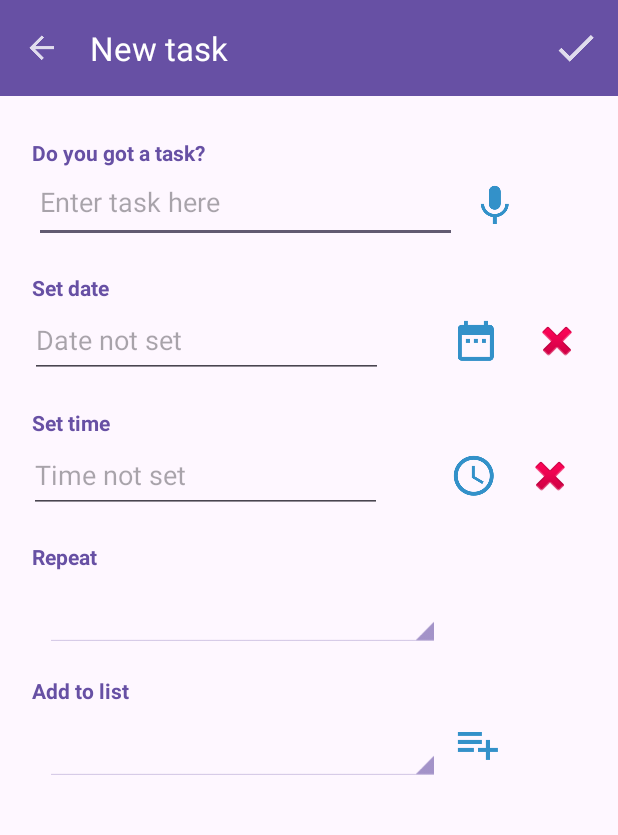
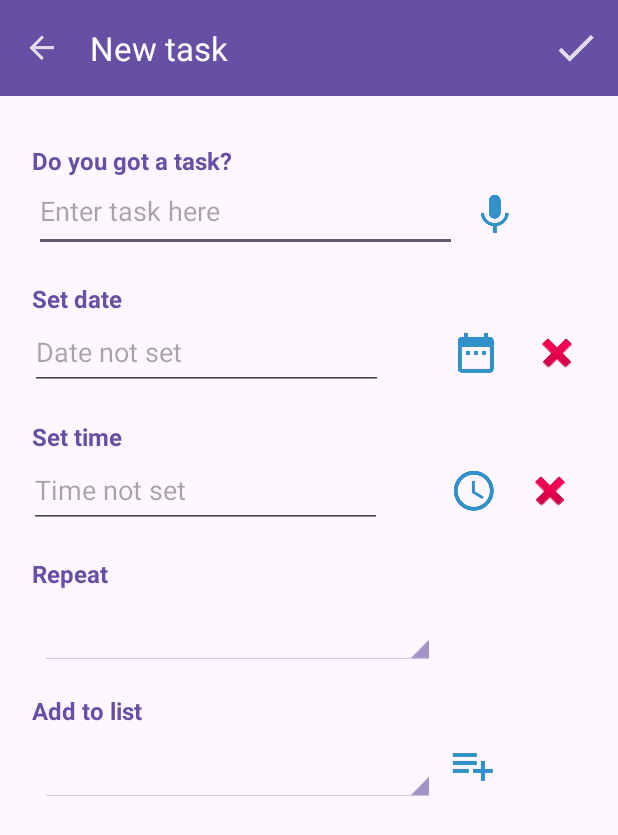
Before and after one commit to NikitaZhebinDev/organizer_rebirth, an Android app built with Jetpack Compose: the NewTaskActivity screen opened directly, with no data from a screen before it, on a phone screen of 412 x 824 dp. Shown: the top 835 px of the screen. Run offline under Robolectric (Android 15) with nearby library versions, the light colour scheme and no system bars.

Commit message:
NewTaskActivity UI is completed

```diff
--- a/Organizer/app/src/main/java/com/kita/organizer/NewTaskActivity.java
+++ b/Organizer/app/src/main/java/com/kita/organizer/NewTaskActivity.java
@@ -1,14 +1,10 @@
 package com.kita.organizer;
 
-import android.app.Activity;
+import android.app.DatePickerDialog;
+import android.app.TimePickerDialog;
 import android.content.Context;
 import android.content.Intent;
-import android.content.pm.PackageManager;
 import android.os.Bundle;
-import android.speech.RecognitionListener;
-import android.speech.RecognizerIntent;
-import android.speech.SpeechRecognizer;
-import android.view.MenuItem;
 import android.view.View;
 import android.view.inputmethod.InputMethodManager;
 import android.widget.Button;
@@ -21,19 +17,17 @@ import androidx.activity.EdgeToEdge;
 import androidx.activity.result.ActivityResultLauncher;
 import androidx.activity.result.contract.ActivityResultContracts;
 import androidx.annotation.NonNull;
+import androidx.appcompat.app.AlertDialog;
 import androidx.appcompat.app.AppCompatActivity;
 import androidx.appcompat.widget.Toolbar;
-import androidx.core.app.ActivityCompat;
-import androidx.core.content.ContextCompat;
 import androidx.core.graphics.Insets;
 import androidx.core.view.ViewCompat;
 import androidx.core.view.WindowInsetsCompat;
 
 import com.kita.organizer.service.GoogleSpeechService;
 
-import org.jetbrains.annotations.Nullable;
-
-import java.util.ArrayList;
+import java.text.SimpleDateFormat;
+import java.util.Calendar;
 import java.util.Locale;
 
 public class NewTaskActivity extends AppCompatActivity {
@@ -42,6 +36,8 @@ public class NewTaskActivity extends AppCompatActivity {
             registerForActivityResult(new ActivityResultContracts.StartActivityForResult(), result -> {
                 googleSpeechService.handleSpeechResult(result.getResultCode(), result.getData());
             });
+    private final Calendar calendar = Calendar.getInstance();
+    private String[] repeatOptions;
     private TextView editDate, editTime, textViewSetTime, textViewRepeat;
     private EditText editTask;
     private ImageButton imageBtnDate, imageBtnTime, imageBtnSpeak, imgBtnClearDate, imgBtnClearTime, imgBtnNewList;
@@ -61,14 +57,18 @@ public class NewTaskActivity extends AppCompatActivity {
         });
 
         setupToolbar();
-        initButtons();
-        initTextViews();
+        initUIElements();
 
         googleSpeechService = new GoogleSpeechService(this, speechLauncher);
         googleSpeechService.setSpeechListener(result -> editTask.setText(result));
+
+        // Retrieve repeat options from strings.xml
+        repeatOptions = getResources().getStringArray(R.array.repeat_options);
+
     }
 
-    private void initButtons() {
+    private void initUIElements() {
+        // find UI elements
         imageBtnDate = findViewById(R.id.imageBtnDate);
         imageBtnTime = findViewById(R.id.imageBtnTime);
         imgBtnClearDate = findViewById(R.id.imgBtnClearDate);
@@ -77,37 +77,31 @@ public class NewTaskActivity extends AppCompatActivity {
         btnRepeat = findViewById(R.id.btnRepeat);
         btnAddToList = findViewById(R.id.btnAddToList);
         imageBtnSpeak = findViewById(R.id.imageBtnSpeak);
-
-        /* TODO
-        imageBtnDate.setOnClickListener(this);
-        imageBtnTime.setOnClickListener(this);
-        imgBtnClearDate.setOnClickListener(this);
-        imgBtnClearTime.setOnClickListener(this);
-        imgBtnNewList.setOnClickListener(this);
-        btnRepeat.setOnClickListener(this);
-        btnAddToList.setOnClickListener(this);*/
-        imageBtnSpeak.setOnClickListener(new View.OnClickListener() {
-            @Override
-            public void onClick(View v) {
-                googleSpeechService.startVoiceRecognition();
-            }
-        });
-
-        // TODO btnRepeat.setText(DataBaseLists.listRepeatNames[0]);
-        // TODO btnAddToList.setText(DataBaseLists.defaultListsNames[0]);
-    }
-
-    private void initTextViews() {
         editTask = findViewById(R.id.editTask);
         textViewSetTime = findViewById(R.id.textViewSetTime);
         textViewRepeat = findViewById(R.id.textViewRepeat);
         editDate = findViewById(R.id.editDate);
         editTime = findViewById(R.id.editTime);
 
+        // Set listeners
+        imageBtnSpeak.setOnClickListener(v -> googleSpeechService.startVoiceRecognition());
+
+        imageBtnDate.setOnClickListener(v -> showDatePickerDialog());
+        editDate.setOnClickListener(v -> showDatePickerDialog());
+        imgBtnClearDate.setOnClickListener(v -> editDate.setText("")); // Clears the EditText field
+
+        imageBtnTime.setOnClickListener(v -> showTimePickerDialog());
+        editTime.setOnClickListener(v -> showTimePickerDialog());
+        imgBtnClearTime.setOnClickListener(v -> editTime.setText("")); // Clears the EditText field
+
+        btnRepeat.setOnClickListener(v -> showRepeatOptionDialog());
+
         /* TODO
-        editTask.setOnClickListener(this);
-        editDate.setOnClickListener(this);
-        editTime.setOnClickListener(this);*/
+        imgBtnNewList.setOnClickListener(this);
+        btnAddToList.setOnClickListener(this);*/
+
+        // TODO btnRepeat.setText(DataBaseLists.listRepeatNames[0]);
+        // TODO btnAddToList.setText(DataBaseLists.defaultListsNames[0]);
 
         // Request focus and show keyboard on activity startup
         editTask.requestFocus();
@@ -145,6 +139,58 @@ public class NewTaskActivity extends AppCompatActivity {
                 .toggleSoftInput(InputMethodManager.SHOW_FORCED, 0);
     }
 
+    private void showDatePickerDialog() {
+        int year = calendar.get(Calendar.YEAR);
+        int month = calendar.get(Calendar.MONTH);
+        int day = calendar.get(Calendar.DAY_OF_MONTH);
 
+        DatePickerDialog datePickerDialog = new DatePickerDialog(
+                this,
+                (view, selectedYear, selectedMonth, selectedDay) -> {
+                    calendar.set(selectedYear, selectedMonth, selectedDay);
+                    updateEditDate();
+                },
+                year, month, day
+        );
+        datePickerDialog.show();
+    }
+
+    private void updateEditDate() {
+        SimpleDateFormat dateFormat = new SimpleDateFormat("E, MMM dd, yyyy", Locale.getDefault());
+        editDate.setText(dateFormat.format(calendar.getTime()));
+    }
+
+    private void showTimePickerDialog() {
+        // Get the current time
+        Calendar calendar = Calendar.getInstance();
+        int hour = calendar.get(Calendar.HOUR_OF_DAY);
+        int minute = calendar.get(Calendar.MINUTE);
+
+        // Create and show the TimePickerDialog
+        TimePickerDialog timePickerDialog = new TimePickerDialog(
+                this,
+                (view, selectedHour, selectedMinute) -> {
+                    // Format the time (e.g., 08:05 or 13:45)
+                    String formattedTime = String.format("%02d:%02d", selectedHour, selectedMinute);
+                    editTime.setText(formattedTime);
+                },
+                hour, minute, true // true for 24-hour format, false for 12-hour format TODO add settings time format picker
+        );
+
+        timePickerDialog.show();
+    }
+
+    private void showRepeatOptionDialog() {
+
+        AlertDialog.Builder builder = new AlertDialog.Builder(this);
+        builder.setSingleChoiceItems(repeatOptions, -1, (dialog, which) -> {
+            // Update button text with selected option
+            btnRepeat.setText(repeatOptions[which]);
+            dialog.dismiss();
+        });
+
+        // Show dialog
+        builder.create().show();
+    }
 
 }
--- a/Organizer/app/src/main/java/com/kita/organizer/service/GoogleSpeechService.java
+++ b/Organizer/app/src/main/java/com/kita/organizer/service/GoogleSpeechService.java
@@ -40,12 +40,12 @@ public class GoogleSpeechService {
         Intent intent = new Intent(RecognizerIntent.ACTION_RECOGNIZE_SPEECH);
         intent.putExtra(RecognizerIntent.EXTRA_LANGUAGE_MODEL, RecognizerIntent.LANGUAGE_MODEL_FREE_FORM);
         intent.putExtra(RecognizerIntent.EXTRA_LANGUAGE, Locale.getDefault());
-        intent.putExtra(RecognizerIntent.EXTRA_PROMPT, "Speak now...");
+        intent.putExtra(RecognizerIntent.EXTRA_PROMPT, "Speak now..."); // TODO add string
 
         try {
             speechLauncher.launch(intent);
         } catch (Exception e) {
-            Toast.makeText(context, "Speech recognition is not supported on your device", Toast.LENGTH_SHORT).show();
+            Toast.makeText(context, "Speech recognition is not supported on your device", Toast.LENGTH_SHORT).show(); // TODO add string
         }
     }
 
--- a/Organizer/app/src/main/res/layout/activity_new_task.xml
+++ b/Organizer/app/src/main/res/layout/activity_new_task.xml
@@ -37,23 +37,22 @@
             <TextView
                 android:id="@+id/textViewHaveTask"
                 android:layout_width="270dp"
-                android:layout_height="20dp"
+                android:layout_height="wrap_content"
                 android:layout_marginLeft="8dp"
-                android:layout_marginTop="28dp"
+                android:layout_marginTop="32dp"
                 android:layout_marginRight="8dp"
                 android:elevation="24dp"
                 android:gravity="start"
                 android:text="@string/do_u_got_a_task"
                 android:textAlignment="viewStart"
                 android:textColor="?attr/colorPrimary"
-                android:textSize="14sp"
+                android:textSize="16sp"
                 android:textStyle="bold"
                 android:visibility="visible"
                 app:layout_constraintHorizontal_bias="0.108"
                 app:layout_constraintLeft_toLeftOf="parent"
                 app:layout_constraintRight_toRightOf="parent"
-                app:layout_constraintTop_toTopOf="parent"
-                tools:targetApi="lollipop" />
+                app:layout_constraintTop_toTopOf="parent" />
 
             <EditText
                 android:id="@+id/editTask"
@@ -90,7 +89,7 @@
             <TextView
                 android:id="@+id/textViewSetDate"
                 android:layout_width="270dp"
-                android:layout_height="20dp"
+                android:layout_height="wrap_content"
                 android:layout_marginLeft="8dp"
                 android:layout_marginTop="20dp"
                 android:layout_marginRight="8dp"
@@ -98,7 +97,7 @@
                 android:text="@string/set_date"
                 android:textAlignment="viewStart"
                 android:textColor="?attr/colorPrimary"
-                android:textSize="14sp"
+                android:textSize="16sp"
                 android:textStyle="bold"
                 android:visibility="visible"
                 app:layout_constraintHorizontal_bias="0.108"
@@ -168,7 +167,7 @@
             <TextView
                 android:id="@+id/textViewSetTime"
                 android:layout_width="270dp"
-                android:layout_height="20dp"
+                android:layout_height="wrap_content"
                 android:layout_marginLeft="8dp"
                 android:layout_marginTop="20dp"
                 android:layout_marginRight="8dp"
@@ -176,7 +175,7 @@
                 android:text="@string/set_time"
                 android:textAlignment="viewStart"
                 android:textColor="?attr/colorPrimary"
-                android:textSize="14sp"
+                android:textSize="16sp"
                 android:textStyle="bold"
                 android:visibility="visible"
                 app:layout_constraintHorizontal_bias="0.108"
@@ -245,7 +244,7 @@
             <TextView
                 android:id="@+id/textViewRepeat"
                 android:layout_width="270dp"
-                android:layout_height="20dp"
+                android:layout_height="wrap_content"
                 android:layout_marginLeft="8dp"
                 android:layout_marginTop="19dp"
                 android:layout_marginRight="8dp"
@@ -253,7 +252,7 @@
                 android:text="@string/repeat"
                 android:textAlignment="viewStart"
                 android:textColor="?attr/colorPrimary"
-                android:textSize="14sp"
+                android:textSize="16sp"
                 android:textStyle="bold"
                 android:visibility="visible"
                 app:layout_constraintHorizontal_bias="0.108"
@@ -266,7 +265,7 @@
                 style="@android:style/Widget.Holo.Light.Spinner"
                 android:layout_width="263dp"
                 android:layout_height="50dp"
-                android:layout_marginLeft="12dp"
+                android:layout_marginLeft="8dp"
                 android:layout_marginRight="8dp"
                 android:layout_marginBottom="64dp"
                 android:height="50dp"
@@ -282,7 +281,7 @@
             <TextView
                 android:id="@+id/textViewAddToList"
                 android:layout_width="270dp"
-                android:layout_height="20dp"
+                android:layout_height="wrap_content"
                 android:layout_marginLeft="8dp"
                 android:layout_marginTop="19dp"
                 android:layout_marginRight="8dp"
@@ -290,7 +289,7 @@
                 android:text="@string/add_to_list"
                 android:textAlignment="viewStart"
                 android:textColor="?attr/colorPrimary"
-                android:textSize="14sp"
+                android:textSize="16sp"
                 android:textStyle="bold"
                 android:visibility="visible"
                 app:layout_constraintHorizontal_bias="0.108"
@@ -303,8 +302,8 @@
                 style="@android:style/Widget.Holo.Light.Spinner"
                 android:layout_width="263dp"
                 android:layout_height="50dp"
-                android:layout_marginLeft="12dp"
-                android:layout_marginRight="8dp"
+                android:layout_marginStart="8dp"
+                android:layout_marginEnd="8dp"
                 android:layout_marginBottom="100dp"
                 android:height="50dp"
                 android:gravity="center|start"
--- a/Organizer/app/src/main/res/values/strings.xml
+++ b/Organizer/app/src/main/res/values/strings.xml
@@ -28,4 +28,13 @@
     <string name="time_not_set">Time not set</string>
     <string name="repeat">Repeat</string>
     <string name="add_to_list">Add to list</string>
+
+    <!-- Repeat options for task-->
+    <string-array name="repeat_options">
+        <item>No repeat</item>
+        <item>Once an Hour</item>
+        <item>Once a Day</item>
+        <item>Once a Week</item>
+        <item>Once a Year</item>
+    </string-array>
 </resources>
```
